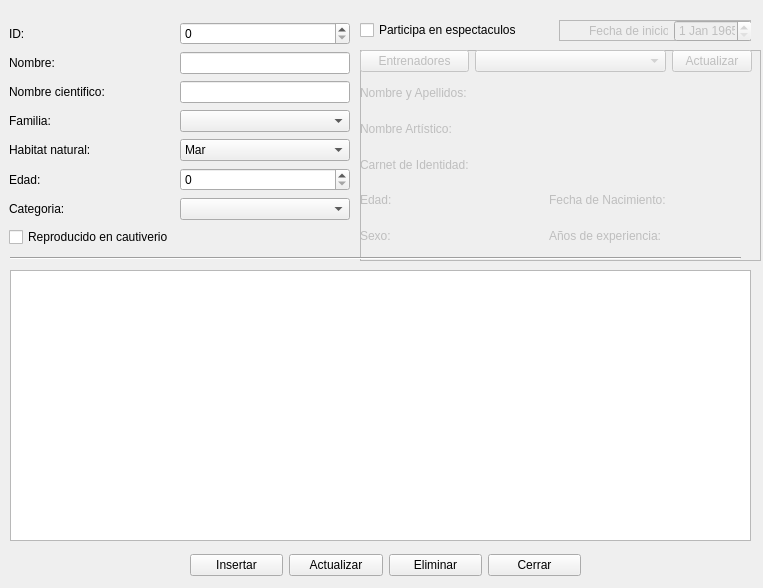
The window that vista/ui/animal_acuatico.ui (daeran84/Acuario) describes before a commit, drawn with Qt 5.
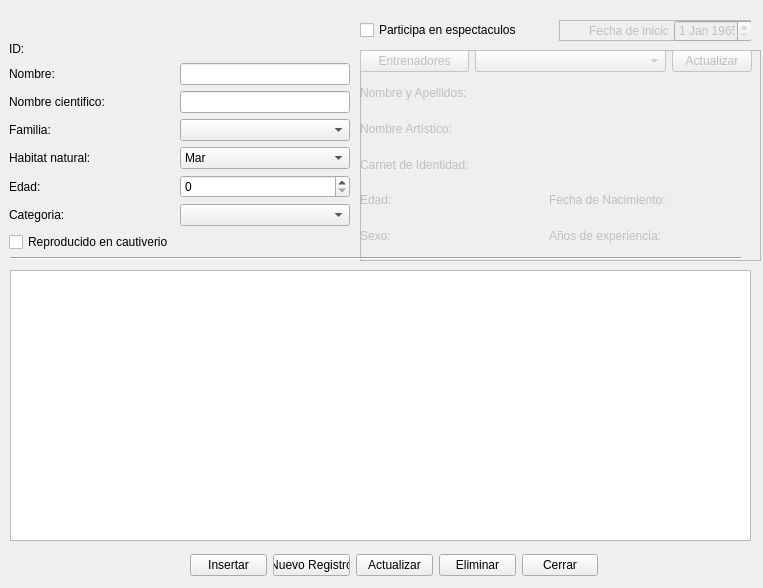
The same window after the commit.

Patch:
```diff
--- a/vista/ui/animal_acuatico.ui
+++ b/vista/ui/animal_acuatico.ui
@@ -55,9 +55,9 @@
    <property name="geometry">
     <rect>
      <x>9</x>
-     <y>21</y>
+     <y>41</y>
      <width>341</width>
-     <height>231</height>
+     <height>211</height>
     </rect>
    </property>
    <layout class="QGridLayout" name="gridLayout_animal_acuatico">
@@ -276,7 +276,11 @@
      </widget>
     </item>
     <item row="0" column="1">
-     <widget class="QSpinBox" name="anim_id"/>
+     <widget class="QLabel" name="anim_id">
+      <property name="text">
+       <string/>
+      </property>
+     </widget>
     </item>
    </layout>
   </widget>
@@ -285,7 +289,7 @@
     <rect>
      <x>190</x>
      <y>550</y>
-     <width>391</width>
+     <width>408</width>
      <height>31</height>
     </rect>
    </property>
@@ -297,6 +301,13 @@
       </property>
      </widget>
     </item>
+    <item>
+     <widget class="QPushButton" name="btn_nuevo_reg">
+      <property name="text">
+       <string>Nuevo Registro</string>
+      </property>
+     </widget>
+    </item>
     <item>
      <widget class="QPushButton" name="btn_actualizar">
       <property name="text">
```
Left out of the diff: 4 changed lines with no effect on the pictures.
